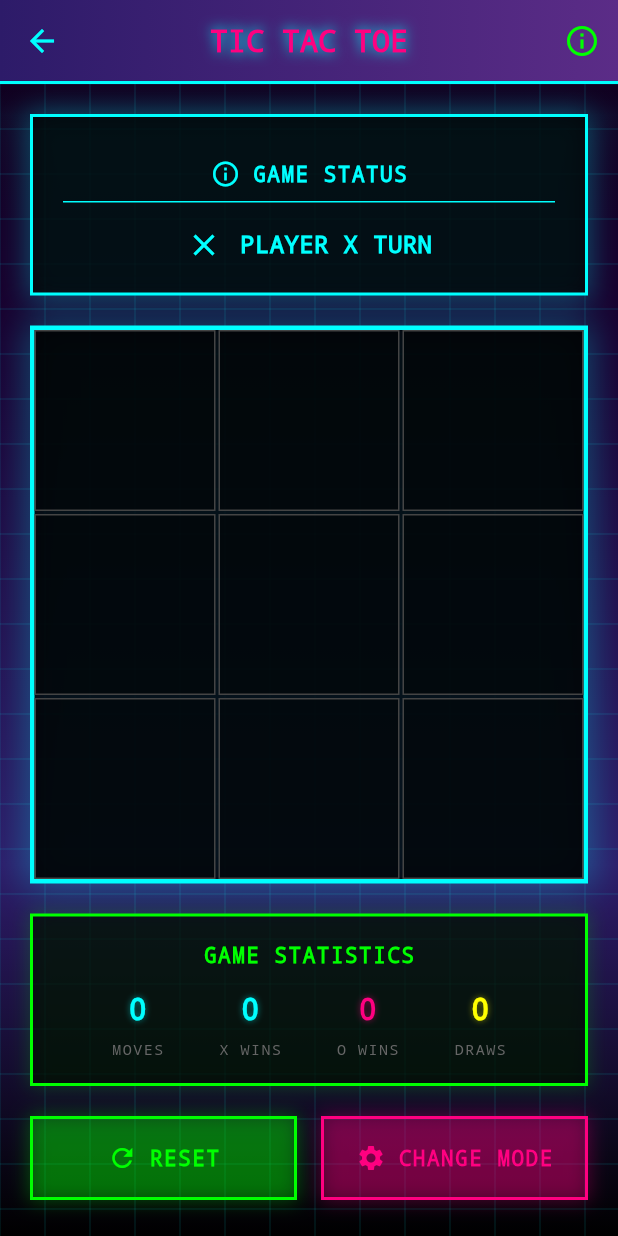
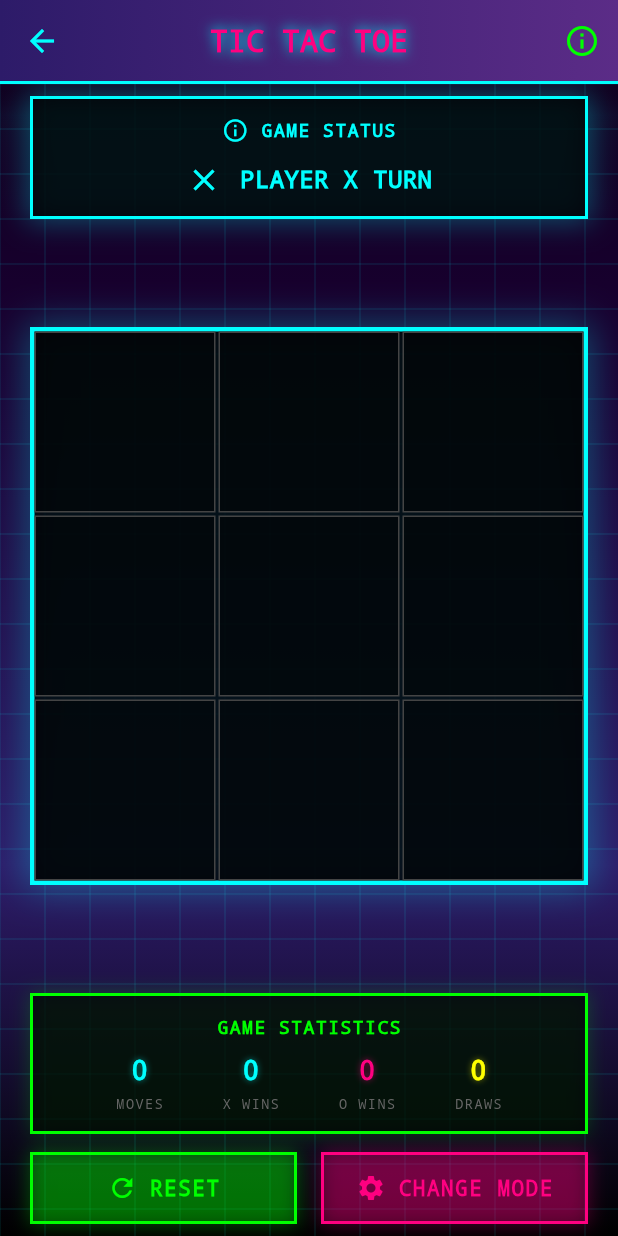
Before and after one commit to Piyushhhhh/flutter-games, a Flutter app: the TicTacToeScreen screen opened directly, after a tap on "HUMAN VS COMPUTER", after a tap on "COMPUTER VS COMPUTER", after a tap on "INITIALIZE GAME", on a phone screen of 412 x 824 dp. Run offline on Flutter 3.47's test engine with Material 3 defaults, Android fonts, the phone set to English and light mode, and no system bars; our stand-ins replace shared_preferences; accounts and stored records are empty.

Commit message:
fixed screen size

```diff
--- a/lib/games/tic_tac_toe/tic_tac_toe_screen.dart
+++ b/lib/games/tic_tac_toe/tic_tac_toe_screen.dart
@@ -609,7 +609,7 @@ class _TicTacToeScreenState extends State<TicTacToeScreen>
         builder: (context, child) {
           return Container(
             width: double.infinity,
-            padding: const EdgeInsets.symmetric(vertical: 16),
+            padding: const EdgeInsets.symmetric(vertical: 12),
             decoration: BoxDecoration(
               color: const Color(0xFF00FFFF).withOpacity(0.2),
               border: Border.all(
@@ -660,31 +660,38 @@ class _TicTacToeScreenState extends State<TicTacToeScreen>
   }
 
   Widget _buildGameView() {
-    return SingleChildScrollView(
+    return LayoutBuilder(
+      builder: (context, constraints) {
+        return SafeArea(
           child: Column(
             children: [
-          const SizedBox(height: 20),
-          // Status section
+              const SizedBox(height: 8),
+              // Status section - more compact
               _buildRetroStatusSection(),
-          const SizedBox(height: 20),
-          // Game board
-          _buildRetroGameBoard(),
-          const SizedBox(height: 20),
-          // Stats section
+              const SizedBox(height: 12),
+              // Game board - flexible
+              Expanded(
+                flex: 3,
+                child: _buildRetroGameBoard(),
+              ),
+              const SizedBox(height: 12),
+              // Stats section - compact
               _buildRetroStats(),
-          const SizedBox(height: 20),
-          // Action buttons
+              const SizedBox(height: 12),
+              // Action buttons - always visible
               _buildRetroActionButtons(),
-          const SizedBox(height: 20),
-        ],
-      ),
+              const SizedBox(height: 8),
+            ],
+          ),
+        );
+      },
     );
   }
 
   Widget _buildRetroStatusSection() {
     return Container(
       margin: const EdgeInsets.symmetric(horizontal: 20),
-      padding: const EdgeInsets.all(20),
+      padding: const EdgeInsets.symmetric(horizontal: 16, vertical: 12),
       decoration: BoxDecoration(
         color: Colors.black.withOpacity(0.8),
         border: Border.all(
@@ -702,29 +709,19 @@ class _TicTacToeScreenState extends State<TicTacToeScreen>
       child: Column(
         children: [
           // Status header
-          Container(
-            padding: const EdgeInsets.symmetric(vertical: 8),
-            decoration: const BoxDecoration(
-              border: Border(
-                bottom: BorderSide(
-                  color: Color(0xFF00FFFF),
-                  width: 1,
-                ),
-              ),
-            ),
-            child: Row(
+          Row(
             mainAxisAlignment: MainAxisAlignment.center,
             children: [
               const Icon(
                 Icons.info_outline,
                 color: Color(0xFF00FFFF),
-                  size: 20,
+                size: 18,
               ),
               const SizedBox(width: 8),
               const Text(
                 'GAME STATUS',
                 style: TextStyle(
-                    fontSize: 14,
+                  fontSize: 12,
                   fontWeight: FontWeight.bold,
                   fontFamily: 'monospace',
                   color: Color(0xFF00FFFF),
@@ -733,8 +730,7 @@ class _TicTacToeScreenState extends State<TicTacToeScreen>
               ),
             ],
           ),
-          ),
-          const SizedBox(height: 16),
+          const SizedBox(height: 12),
           // Current player or status
           if (gameState.isComputerThinking)
             Row(
@@ -829,11 +825,16 @@ class _TicTacToeScreenState extends State<TicTacToeScreen>
   }
 
   Widget _buildRetroGameBoard() {
-    return Container(
+    return LayoutBuilder(
+      builder: (context, constraints) {
+        final size = constraints.maxWidth > constraints.maxHeight
+            ? constraints.maxHeight
+            : constraints.maxWidth;
+        return Center(
+          child: Container(
             margin: const EdgeInsets.symmetric(horizontal: 20),
-      child: AspectRatio(
-        aspectRatio: 1.0,
-        child: Container(
+            width: size - 40,
+            height: size - 40,
             decoration: BoxDecoration(
               color: Colors.black.withOpacity(0.8),
               border: Border.all(
@@ -922,14 +923,15 @@ class _TicTacToeScreenState extends State<TicTacToeScreen>
               },
             ),
           ),
-      ),
+        );
+      },
     );
   }
 
   Widget _buildRetroStats() {
     return Container(
       margin: const EdgeInsets.symmetric(horizontal: 20),
-      padding: const EdgeInsets.all(16),
+      padding: const EdgeInsets.symmetric(horizontal: 16, vertical: 12),
       decoration: BoxDecoration(
         color: Colors.black.withOpacity(0.7),
         border: Border.all(
@@ -950,14 +952,14 @@ class _TicTacToeScreenState extends State<TicTacToeScreen>
           const Text(
             'GAME STATISTICS',
             style: TextStyle(
-              fontSize: 14,
+              fontSize: 12,
               fontWeight: FontWeight.bold,
               fontFamily: 'monospace',
               color: Color(0xFF00FF00),
               letterSpacing: 1,
             ),
           ),
-          const SizedBox(height: 12),
+          const SizedBox(height: 8),
           // Stats grid
           Row(
             mainAxisAlignment: MainAxisAlignment.spaceEvenly,
@@ -985,7 +987,7 @@ class _TicTacToeScreenState extends State<TicTacToeScreen>
         Text(
           value,
           style: TextStyle(
-            fontSize: 20,
+            fontSize: 18,
             fontWeight: FontWeight.bold,
             fontFamily: 'monospace',
             color: color,
@@ -997,11 +999,11 @@ class _TicTacToeScreenState extends State<TicTacToeScreen>
             ],
           ),
         ),
-        const SizedBox(height: 4),
+        const SizedBox(height: 2),
         Text(
           label,
           style: const TextStyle(
-            fontSize: 10,
+            fontSize: 9,
             fontFamily: 'monospace',
             color: Color(0xFF666666),
             letterSpacing: 1,
@@ -1025,7 +1027,7 @@ class _TicTacToeScreenState extends State<TicTacToeScreen>
                       _resetGame();
                     },
               child: Container(
-                padding: const EdgeInsets.symmetric(vertical: 16),
+                padding: const EdgeInsets.symmetric(vertical: 12),
                 decoration: BoxDecoration(
                   color: const Color(0xFF00FF00).withOpacity(0.2),
                   border: Border.all(
@@ -1082,7 +1084,7 @@ class _TicTacToeScreenState extends State<TicTacToeScreen>
                       _changeGameMode();
                     },
               child: Container(
-                padding: const EdgeInsets.symmetric(vertical: 16),
+                padding: const EdgeInsets.symmetric(vertical: 12),
                 decoration: BoxDecoration(
                   color: const Color(0xFFFF0080).withOpacity(0.2),
                   border: Border.all(
```
Lines whose indentation alone changed are shown as unchanged.
